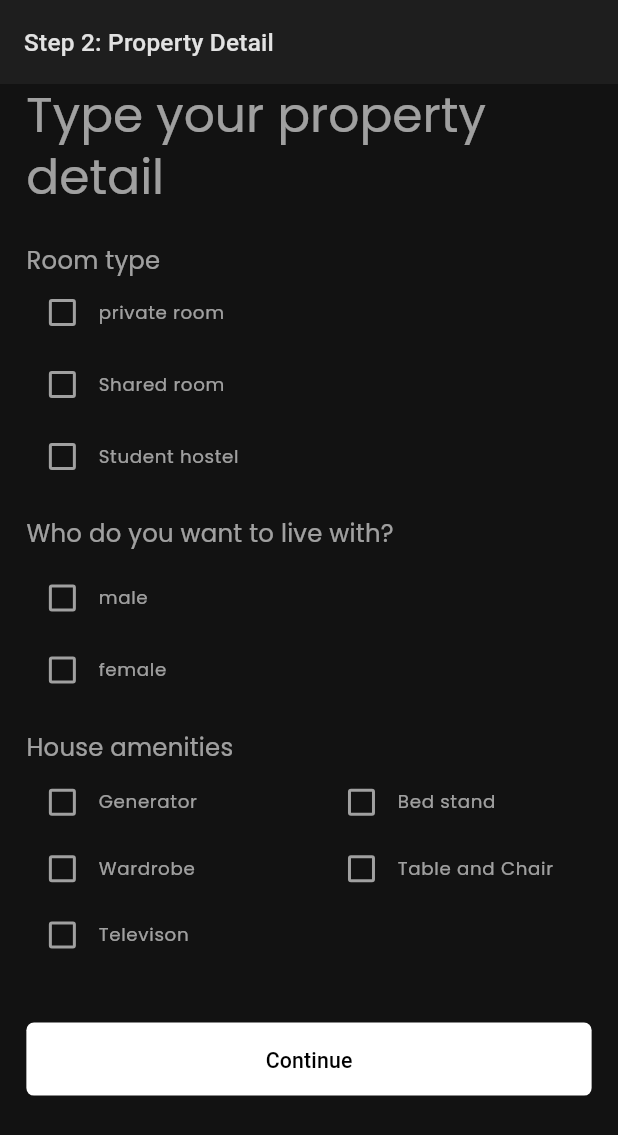
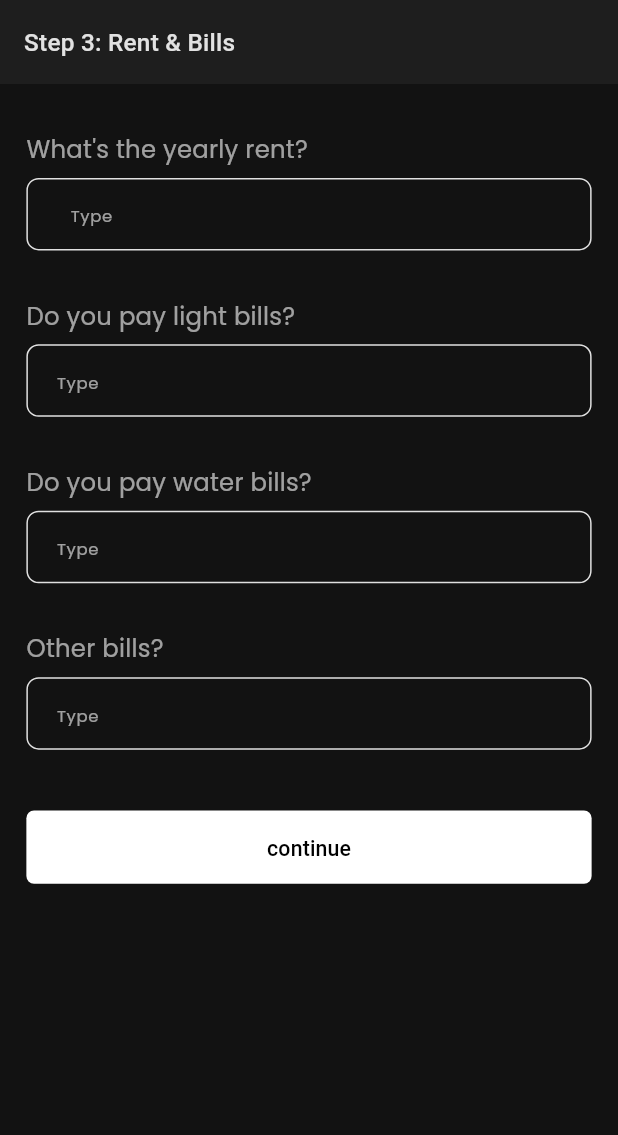
Before and after one commit to callmhejerry/room_5, a Flutter app: the screen it shows after launch, on a phone screen of 412 x 824 dp. Shown: the top 1135 px of the screen. Run offline on Flutter 3.47's test engine with Material 2 defaults, Android fonts, the phone set to English and light mode, and no system bars; our stand-ins replace fluentui_system_icons, flutter_screenutil, smooth_page_indicator.

Commit message:
added rent and budget screen

```diff
--- a/lib/main.dart
+++ b/lib/main.dart
@@ -1,9 +1,8 @@
 import 'package:flutter/material.dart';
 import 'package:flutter_screenutil/flutter_screenutil.dart';
+import 'package:room_5/screens/PostAdsScreen/rent_and_budget_screen.dart';
 
 import 'package:room_5/theme/theme_constants.dart';
-
-import 'screens/PostAdsScreen/property_detail_screen.dart';
 
 void main() {
   runApp(const MyApp());
@@ -28,7 +27,7 @@ class MyApp extends StatelessWidget {
       minTextAdapt: true,
       splitScreenMode: true,
       designSize: const Size(375, 812),
-      child: const PropertyDetailScreen(),
+      child: const RentAndBudgetScreen(),
     );
   }
 }
--- /dev/null
+++ b/lib/screens/PostAdsScreen/rent_and_budget_screen.dart
@@ -0,0 +1,95 @@
+import "package:flutter/material.dart";
+import 'package:flutter_screenutil/flutter_screenutil.dart';
+
+class RentAndBudgetScreen extends StatelessWidget {
+  const RentAndBudgetScreen({super.key});
+
+  @override
+  Widget build(BuildContext context) {
+    return SafeArea(
+      child: Scaffold(
+        appBar: AppBar(
+          title: const Text("Step 3: Rent & Bills"),
+        ),
+        body: SingleChildScrollView(
+          padding: EdgeInsets.symmetric(horizontal: 16.w, vertical: 32.h),
+          child: Column(
+            crossAxisAlignment: CrossAxisAlignment.stretch,
+            children: [
+              Text(
+                "What's the yearly rent?",
+                style: Theme.of(context).textTheme.titleMedium,
+              ),
+              SizedBox(
+                height: 8.h,
+              ),
+              const TextField(
+                keyboardType: TextInputType.numberWithOptions(),
+                decoration: InputDecoration(
+                  hintText: "Type",
+                  suffixText: "/year",
+                  prefixText: "₦",
+                ),
+              ),
+              SizedBox(
+                height: 32.h,
+              ),
+              Text(
+                "Do you pay light bills?",
+                style: Theme.of(context).textTheme.titleMedium,
+              ),
+              SizedBox(
+                height: 8.h,
+              ),
+              const TextField(
+                keyboardType: TextInputType.numberWithOptions(),
+                decoration: InputDecoration(
+                  hintText: "Type",
+                ),
+              ),
+              SizedBox(
+                height: 32.h,
+              ),
+              Text(
+                "Do you pay water bills?",
+                style: Theme.of(context).textTheme.titleMedium,
+              ),
+              SizedBox(
+                height: 8.h,
+              ),
+              const TextField(
+                keyboardType: TextInputType.numberWithOptions(),
+                decoration: InputDecoration(
+                  hintText: "Type",
+                ),
+              ),
+              SizedBox(
+                height: 32.h,
+              ),
+              Text(
+                "Other bills?",
+                style: Theme.of(context).textTheme.titleMedium,
+              ),
+              SizedBox(
+                height: 8.h,
+              ),
+              const TextField(
+                keyboardType: TextInputType.numberWithOptions(),
+                decoration: InputDecoration(
+                  hintText: "Type",
+                ),
+              ),
+              SizedBox(
+                height: 40.h,
+              ),
+              ElevatedButton(
+                onPressed: () {},
+                child: const Text("continue"),
+              ),
+            ],
+          ),
+        ),
+      ),
+    );
+  }
+}
```
